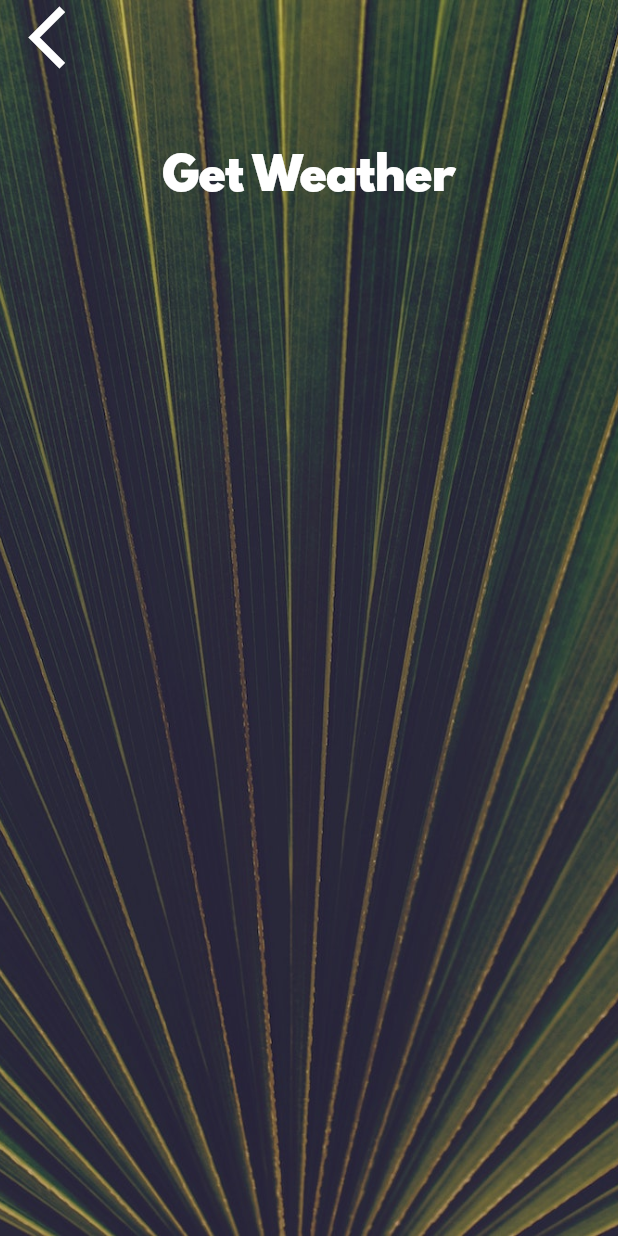
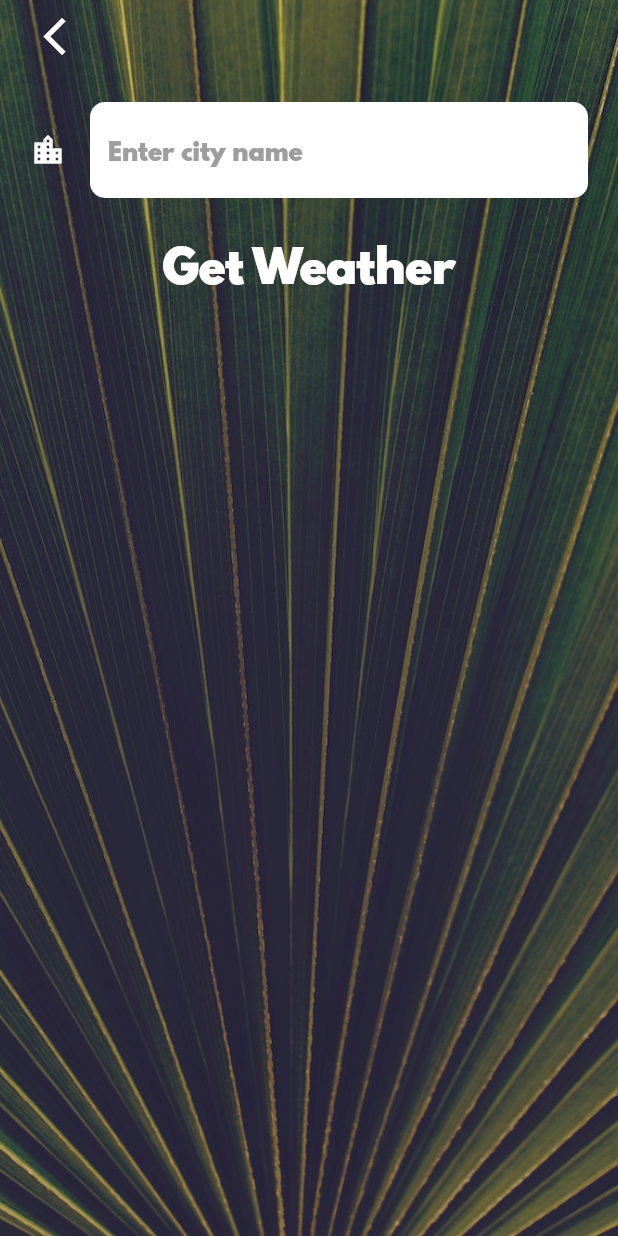
Before and after one commit to abhi-2000/WeatherApp, a Flutter app: the CityScreen screen opened directly, on a phone screen of 412 x 824 dp. Run offline on Flutter 3.47's test engine with Material 2 defaults, Android fonts, the phone set to English and light mode, and no system bars; our stand-ins replace flutter_spinkit, geolocator.

```diff
--- a/lib/screens/city_screen.dart
+++ b/lib/screens/city_screen.dart
@@ -7,6 +7,7 @@ class CityScreen extends StatefulWidget {
 }
 
 class _CityScreenState extends State<CityScreen> {
+  late String cityname;
   @override
   Widget build(BuildContext context) {
     return Scaffold(
@@ -24,19 +25,29 @@ class _CityScreenState extends State<CityScreen> {
               Align(
                 alignment: Alignment.topLeft,
                 child: FlatButton(
-                  onPressed: () {},
+                  onPressed: () {
+                    Navigator.pop(context);
+                  },
                   child: Icon(
                     Icons.arrow_back_ios,
-                    size: 50.0,
+                    size: 30.0,
                   ),
                 ),
               ),
               Container(
                 padding: EdgeInsets.all(20.0),
-                child: null,
+                child: TextField(
+                  style: TextStyle(color: Colors.black,fontFamily: 'Spartan MB' ),
+                  decoration:kTextFieldInputDecoration,
+                  onChanged: (value){
+                    cityname= value;
+                  },
+                ),
               ),
               FlatButton(
-                onPressed: () {},
+                onPressed: () {
+                  Navigator.pop(context,cityname);
+                },
                 child: Text(
                   'Get Weather',
                   style: kButtonTextStyle,
--- a/lib/utilities/constants.dart
+++ b/lib/utilities/constants.dart
@@ -18,3 +18,20 @@ const kButtonTextStyle = TextStyle(
 const kConditionTextStyle = TextStyle(
   fontSize: 100.0,
 );
+
+const kTextFieldInputDecoration=InputDecoration(
+  filled: true,
+  fillColor: Colors.white,
+  icon: Icon(
+    Icons.location_city,
+    color: Colors.white,
+  ),
+  hintText: 'Enter city name',
+  hintStyle: TextStyle(
+      color: Colors.grey, fontFamily: 'Spartan MB'),
+  border: OutlineInputBorder(
+      borderRadius:
+      BorderRadius.all(Radius.circular(10.0)),
+      borderSide: BorderSide.none
+  ),
+);
```
Also changed, not shown: lib/screens/loading_screen.dart (+5 -19 lines), lib/screens/location_screen.dart (+31 -11 lines), lib/services/weather.dart (+24 -0 lines).
